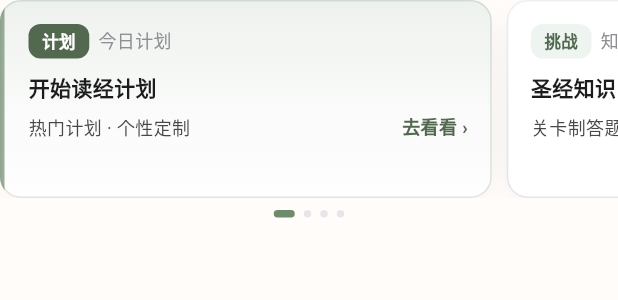
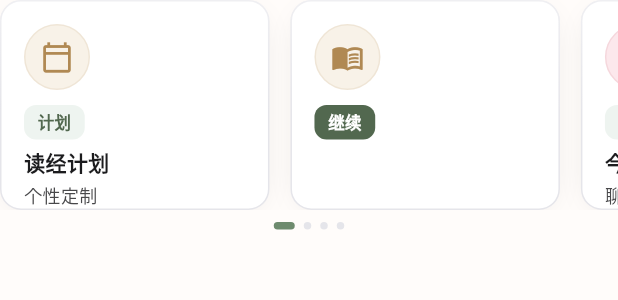
Before and after one commit to Presto-bit/bible, a Flutter app: the _ForYouRail widget shown alone on an empty page, opened directly with empty values, on a phone screen of 412 x 824 dp. Shown: the top 300 px of the screen. Run offline on Flutter 3.47's test engine with Material 3 defaults, Android fonts, the phone set to English and light mode, and no system bars; our stand-ins replace device_info_plus, dio, drift, drift_flutter, flutter_local_notifications, flutter_riverpod and 7 more; missing offline and left inert: sqlite3; accounts and stored records are empty; generated files the repository leaves out were written again; network calls fail.

Commit message:
首页横滑卡双列布局与底栏选中态，并加强 PWA 长按链接拦截。
统一横滑卡文案层级与进度条规则，底栏选中改为黑色图标文字；PWA 下拦截链接长按预览，Flutter 首页横滑轨对齐同款布局。

Co-authored-by: Cursor <cursoragent@cursor.com>

```diff
--- a/apps/mobile/lib/features/home/home_screen.dart
+++ b/apps/mobile/lib/features/home/home_screen.dart
@@ -162,8 +162,8 @@ class HomeScreen extends ConsumerWidget {
       final gen = generated.where((g) => g.id == activeId).firstOrNull;
       if (featured != null && !featured.isPrayer) {
         planRail = _PlanRailData(
-          title: '${featured.title} · 第 $day 天',
-          sub: '继续今日计划',
+          title: featured.title,
+          sub: '第 $day 天',
           onTap: () => openPlanReading(
             context,
             ref,
@@ -177,8 +177,8 @@ class HomeScreen extends ConsumerWidget {
         );
       } else if (gen != null) {
         planRail = _PlanRailData(
-          title: '${gen.title} · 第 $day 天',
-          sub: '继续今日计划',
+          title: gen.title,
+          sub: '第 $day 天',
           onTap: () => openPlanReading(
             context,
             ref,
@@ -209,8 +209,8 @@ class HomeScreen extends ConsumerWidget {
         }
       }
       if (book != null) {
-        continueTitle = '${book.name} ${reading.chapter}';
-        continueSub = '从上次继续';
+        continueTitle = '${book.name} ${reading.chapter} 章';
+        continueSub = '继续阅读';
       }
     }
 
@@ -533,24 +533,6 @@ class _Pill extends StatelessWidget {
   }
 }
 
-class _RailCardData {
-  _RailCardData(
-      {required this.tag,
-      required this.title,
-      required this.sub,
-      required this.cta,
-      required this.reason,
-      this.onTap,
-      this.accent = false});
-  final String tag;
-  final String title;
-  final String sub;
-  final String cta;
-  final String reason;
-  final VoidCallback? onTap;
-  final bool accent;
-}
-
 class _PlanRailData {
   const _PlanRailData({
     required this.title,
@@ -560,6 +542,42 @@ class _PlanRailData {
   final String title;
   final String sub;
   final VoidCallback onTap;
+}
+
+class _RailCardData {
+  const _RailCardData({
+    required this.tag,
+    required this.title,
+    required this.sub,
+    required this.icon,
+    required this.iconBg,
+    required this.iconColor,
+    this.onTap,
+    this.accentPill = false,
+    this.progressPct,
+  });
+  final String tag;
+  final String title;
+  final String sub;
+  final IconData icon;
+  final Color iconBg;
+  final Color iconColor;
+  final VoidCallback? onTap;
+  final bool accentPill;
+  final int? progressPct;
+}
+
+String _trimRailTitle(String text, [int max = 24]) {
+  final t = text.trim();
+  if (t.length <= max) return t;
+  return '${t.substring(0, max - 1)}…';
+}
+
+String _trimRailSub(String text, [int max = 14]) {
+  final t = text.trim();
+  if (t.isEmpty) return '';
+  if (t.length <= max) return t;
+  return '${t.substring(0, max - 1)}…';
 }
 
 class _ForYouRail extends StatefulWidget {
@@ -585,7 +603,8 @@ class _ForYouRail extends StatefulWidget {
 }
 
 class _ForYouRailState extends State<_ForYouRail> {
-  final _controller = PageController(viewportFraction: 0.82);
+  static const _viewportFraction = 0.47;
+  final _controller = PageController(viewportFraction: _viewportFraction);
   int _page = 0;
 
   @override
@@ -600,45 +619,50 @@ class _ForYouRailState extends State<_ForYouRail> {
     final cards = <_RailCardData>[
       _RailCardData(
         tag: '计划',
-        reason: '今日计划',
-        title: plan?.title ?? '开始读经计划',
-        sub: plan?.sub ?? '热门计划 · 个性定制',
-        cta: plan != null ? '去读 ›' : '去看看 ›',
-        accent: true,
+        title: _trimRailTitle(plan?.title ?? '读经计划'),
+        sub: _trimRailSub(plan?.sub ?? '个性定制'),
+        icon: Icons.calendar_today_outlined,
+        iconBg: AppColors.goldWash,
+        iconColor: AppColors.gold,
+        accentPill: plan != null,
         onTap: plan?.onTap ?? () => context.push('/plans'),
       ),
       _RailCardData(
-        tag: '挑战',
-        reason: '知识闯关',
-        title: '圣经知识闯关',
-        sub: '关卡制答题 · 巩固所学',
-        cta: '闯关 ›',
-        onTap: () => context.push('/challenge'),
-      ),
-      _RailCardData(
         tag: '继续',
-        reason: '你上次读到这里',
-        title: widget.continueTitle,
-        sub: widget.continueSub,
-        cta: '读 ›',
+        title: _trimRailTitle(widget.continueTitle),
+        sub: _trimRailSub(widget.continueSub),
+        icon: Icons.menu_book_outlined,
+        iconBg: AppColors.goldWash,
+        iconColor: AppColors.gold,
+        accentPill: true,
         onTap: widget.onContinueReading,
       ),
       _RailCardData(
         tag: '小爱',
-        reason: '基于今日经文',
-        title: '小爱想问你',
-        sub: '「这段经文里，神的应许对你意味着什么？」',
-        cta: '聊聊 ›',
+        title: _trimRailTitle('今日经文'),
+        sub: _trimRailSub('聊聊今日经文'),
+        icon: Icons.auto_awesome_outlined,
+        iconBg: const Color(0xFFFCE8EC),
+        iconColor: const Color(0xFFC45C6A),
         onTap: widget.meditationPrompt != null
             ? () => widget.onMeditate(widget.meditationPrompt!)
             : widget.onAskXiaoAi,
+      ),
+      _RailCardData(
+        tag: '问答',
+        title: _trimRailTitle('知识闯关'),
+        sub: _trimRailSub('巩固所学'),
+        icon: Icons.emoji_events_outlined,
+        iconBg: AppColors.surfaceSunken,
+        iconColor: AppColors.inkSoft,
+        onTap: () => context.push('/challenge'),
       ),
     ];
 
     return Column(
       children: [
         SizedBox(
-          height: 132,
+          height: 140,
           child: PageView.builder(
             controller: _controller,
             padEnds: false,
@@ -647,57 +671,64 @@ class _ForYouRailState extends State<_ForYouRail> {
             itemBuilder: (_, i) {
               final c = cards[i];
               return Padding(
-                padding: const EdgeInsets.only(right: 10),
+                padding: EdgeInsets.only(right: i == cards.length - 1 ? 0 : 14),
                 child: PaperCard(
                   tier: 2,
-                  tint: c.accent ? AppColors.accent : null,
-                  accent: c.accent,
                   onTap: c.onTap,
                   child: Column(
                     crossAxisAlignment: CrossAxisAlignment.start,
                     children: [
-                      Row(
-                        children: [
-                          _Pill(c.tag, active: c.accent),
-                          const SizedBox(width: 6),
-                          Expanded(
-                            child: Text(c.reason,
-                                maxLines: 1,
-                                overflow: TextOverflow.ellipsis,
-                                style: const TextStyle(
-                                    color: AppColors.inkFaint, fontSize: 12)),
+                      Container(
+                        width: 44,
+                        height: 44,
+                        decoration: BoxDecoration(
+                          color: c.iconBg,
+                          shape: BoxShape.circle,
+                          border: Border.all(
+                            color: c.iconColor.withValues(alpha: 0.12),
                           ),
-                        ],
+                        ),
+                        child: Icon(c.icon, size: 22, color: c.iconColor),
                       ),
-                      const SizedBox(height: 8),
-                      Text(c.title,
+                      const SizedBox(height: 10),
+                      _Pill(c.tag, active: c.accentPill),
+                      const SizedBox(height: 6),
+                      Text(
+                        c.title,
+                        maxLines: 2,
+                        overflow: TextOverflow.ellipsis,
+                        style: const TextStyle(
+                          fontWeight: FontWeight.w600,
+                          fontSize: 14,
+                          height: 1.35,
+                          color: AppColors.ink,
+                        ),
+                      ),
+                      if (c.progressPct != null && c.progressPct! > 0) ...[
+                        const SizedBox(height: 6),
+                        ClipRRect(
+                          borderRadius: BorderRadius.circular(999),
+                          child: LinearProgressIndicator(
+                            value: c.progressPct! / 100,
+                            minHeight: 3,
+                            backgroundColor: AppColors.line,
+                            color: AppColors.accentDeep,
+                          ),
+                        ),
+                      ],
+                      if (c.sub.isNotEmpty) ...[
+                        const SizedBox(height: 4),
+                        Text(
+                          c.sub,
                           maxLines: 1,
                           overflow: TextOverflow.ellipsis,
                           style: const TextStyle(
-                              fontWeight: FontWeight.w700,
-                              fontSize: 14,
-                              color: AppColors.ink)),
-                      const SizedBox(height: 6),
-                      Row(
-                        crossAxisAlignment: CrossAxisAlignment.end,
-                        children: [
-                          Expanded(
-                            child: Text(c.sub,
-                                maxLines: 2,
-                                overflow: TextOverflow.ellipsis,
-                                style: const TextStyle(
-                                    color: AppColors.inkSoft,
-                                    fontSize: 12,
-                                    height: 1.4)),
+                            color: AppColors.inkSoft,
+                            fontSize: 12,
+                            height: 1.4,
                           ),
-                          const SizedBox(width: 8),
-                          Text(c.cta,
-                              style: const TextStyle(
-                                  color: AppColors.accentDeep,
-                                  fontWeight: FontWeight.w600,
-                                  fontSize: 12)),
-                        ],
-                      ),
+                        ),
+                      ],
                     ],
                   ),
                 ),
```
Also changed, not shown: 6 other files.
